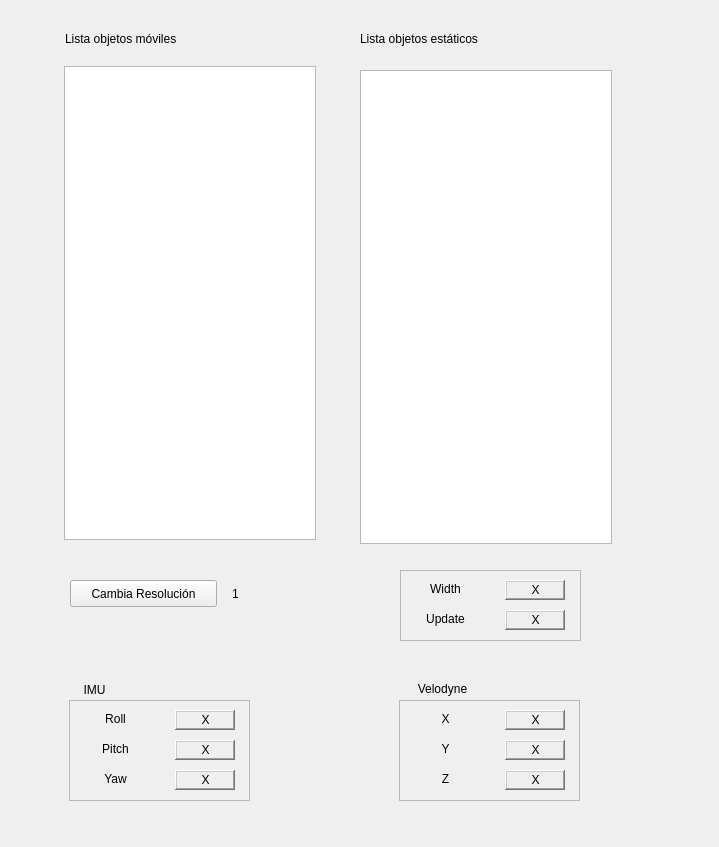
Qt form rqt_mygui/src/rqt_mygui/my_plugin.ui (hecperleo/rqt_mygui) before a commit.
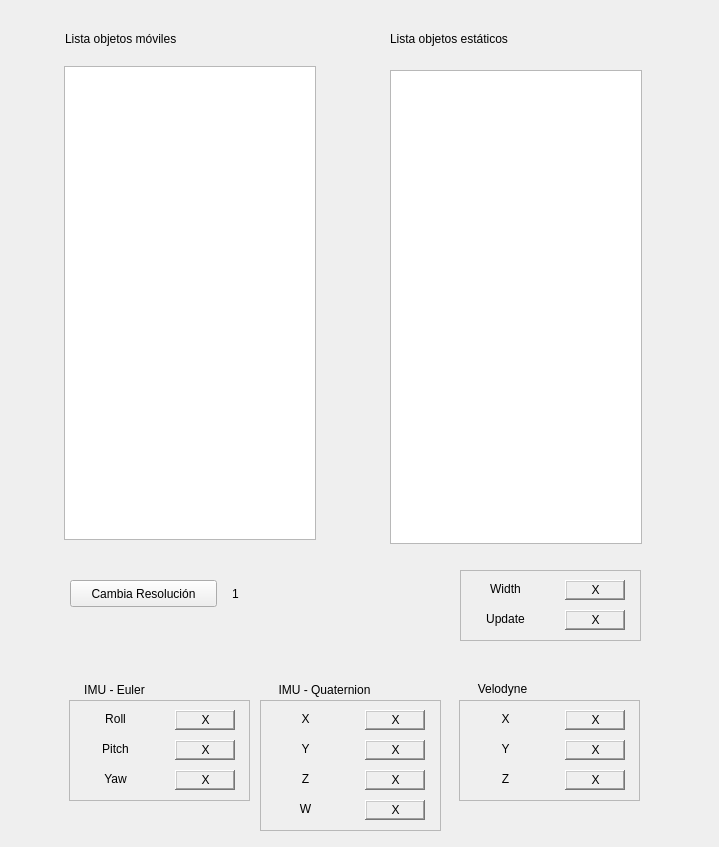
The same form after that commit.

Commit message: Añadido .launch mejorado y quaternios a la UI

Patch:
```diff
--- a/rqt_mygui/src/rqt_mygui/my_plugin.ui
+++ b/rqt_mygui/src/rqt_mygui/my_plugin.ui
@@ -16,7 +16,7 @@
   <widget class="QLabel" name="label">
    <property name="geometry">
     <rect>
-     <x>360</x>
+     <x>390</x>
      <y>30</y>
      <width>153</width>
      <height>17</height>
@@ -83,7 +83,7 @@
   <widget class="QLabel" name="label_update">
    <property name="geometry">
     <rect>
-     <x>400</x>
+     <x>460</x>
      <y>610</y>
      <width>91</width>
      <height>17</height>
@@ -211,7 +211,7 @@
   <widget class="QFrame" name="frame_6">
    <property name="geometry">
     <rect>
-     <x>400</x>
+     <x>460</x>
      <y>570</y>
      <width>181</width>
      <height>71</height>
@@ -230,7 +230,7 @@
   <widget class="QLabel" name="label_testWidth">
    <property name="geometry">
     <rect>
-     <x>400</x>
+     <x>460</x>
      <y>580</y>
      <width>91</width>
      <height>17</height>
@@ -249,7 +249,7 @@
   <widget class="QFrame" name="frame_5">
    <property name="geometry">
     <rect>
-     <x>505</x>
+     <x>565</x>
      <y>580</y>
      <width>60</width>
      <height>20</height>
@@ -287,7 +287,7 @@
   <widget class="QFrame" name="frame_4">
    <property name="geometry">
     <rect>
-     <x>505</x>
+     <x>565</x>
      <y>610</y>
      <width>60</width>
      <height>20</height>
@@ -325,7 +325,7 @@
   <widget class="QLabel" name="label_updateValue">
    <property name="geometry">
     <rect>
-     <x>490</x>
+     <x>550</x>
      <y>610</y>
      <width>91</width>
      <height>20</height>
@@ -344,7 +344,7 @@
   <widget class="QListWidget" name="list_estatico">
    <property name="geometry">
     <rect>
-     <x>360</x>
+     <x>390</x>
      <y>70</y>
      <width>252</width>
      <height>474</height>
@@ -370,7 +370,7 @@
   <widget class="QLabel" name="label_widthValue">
    <property name="geometry">
     <rect>
-     <x>490</x>
+     <x>550</x>
      <y>580</y>
      <width>91</width>
      <height>20</height>
@@ -408,7 +408,7 @@
   <widget class="QFrame" name="frame_8">
    <property name="geometry">
     <rect>
-     <x>505</x>
+     <x>565</x>
      <y>740</y>
      <width>60</width>
      <height>20</height>
@@ -424,7 +424,7 @@
   <widget class="QLabel" name="label_zVelodyneValue">
    <property name="geometry">
     <rect>
-     <x>490</x>
+     <x>550</x>
      <y>770</y>
      <width>91</width>
      <height>20</height>
@@ -443,7 +443,7 @@
   <widget class="QFrame" name="frame_9">
    <property name="geometry">
     <rect>
-     <x>505</x>
+     <x>565</x>
      <y>710</y>
      <width>60</width>
      <height>20</height>
@@ -459,7 +459,7 @@
   <widget class="QFrame" name="frame_10">
    <property name="geometry">
     <rect>
-     <x>399</x>
+     <x>459</x>
      <y>700</y>
      <width>181</width>
      <height>101</height>
@@ -478,7 +478,7 @@
   <widget class="QLabel" name="label_yVelodyne">
    <property name="geometry">
     <rect>
-     <x>400</x>
+     <x>460</x>
      <y>740</y>
      <width>91</width>
      <height>17</height>
@@ -497,7 +497,7 @@
   <widget class="QLabel" name="label_xVelodyne">
    <property name="geometry">
     <rect>
-     <x>400</x>
+     <x>460</x>
      <y>710</y>
      <width>91</width>
      <height>17</height>
@@ -516,7 +516,7 @@
   <widget class="QLabel" name="label_zVelodyne">
    <property name="geometry">
     <rect>
-     <x>400</x>
+     <x>460</x>
      <y>770</y>
      <width>91</width>
      <height>17</height>
@@ -535,7 +535,7 @@
   <widget class="QLabel" name="label_xVelodyneValue">
    <property name="geometry">
     <rect>
-     <x>490</x>
+     <x>550</x>
      <y>710</y>
      <width>91</width>
      <height>20</height>
@@ -554,7 +554,7 @@
   <widget class="QFrame" name="frame_11">
    <property name="geometry">
     <rect>
-     <x>505</x>
+     <x>565</x>
      <y>770</y>
      <width>60</width>
      <height>20</height>
@@ -570,7 +570,7 @@
   <widget class="QLabel" name="label_yVelodyneValue">
    <property name="geometry">
     <rect>
-     <x>490</x>
+     <x>550</x>
      <y>740</y>
      <width>91</width>
      <height>20</height>
@@ -589,7 +589,7 @@
   <widget class="QLabel" name="label_velodyne">
    <property name="geometry">
     <rect>
-     <x>400</x>
+     <x>460</x>
      <y>680</y>
      <width>85</width>
      <height>17</height>
@@ -610,7 +610,7 @@
     <rect>
      <x>74</x>
      <y>680</y>
-     <width>41</width>
+     <width>81</width>
      <height>20</height>
     </rect>
    </property>
@@ -618,7 +618,261 @@
     <enum>Qt::LeftToRight</enum>
    </property>
    <property name="text">
-    <string>IMU</string>
+    <string>IMU - Euler</string>
+   </property>
+   <property name="alignment">
+    <set>Qt::AlignCenter</set>
+   </property>
+  </widget>
+  <widget class="QLabel" name="label_quatValueZ">
+   <property name="geometry">
+    <rect>
+     <x>350</x>
+     <y>770</y>
+     <width>91</width>
+     <height>20</height>
+    </rect>
+   </property>
+   <property name="layoutDirection">
+    <enum>Qt::LeftToRight</enum>
+   </property>
+   <property name="text">
+    <string>X</string>
+   </property>
+   <property name="alignment">
+    <set>Qt::AlignCenter</set>
+   </property>
+  </widget>
+  <widget class="QLabel" name="label_quatValueY">
+   <property name="geometry">
+    <rect>
+     <x>350</x>
+     <y>740</y>
+     <width>91</width>
+     <height>20</height>
+    </rect>
+   </property>
+   <property name="layoutDirection">
+    <enum>Qt::LeftToRight</enum>
+   </property>
+   <property name="text">
+    <string>X</string>
+   </property>
+   <property name="alignment">
+    <set>Qt::AlignCenter</set>
+   </property>
+  </widget>
+  <widget class="QFrame" name="frame_12">
+   <property name="geometry">
+    <rect>
+     <x>260</x>
+     <y>700</y>
+     <width>181</width>
+     <height>131</height>
+    </rect>
+   </property>
+   <property name="styleSheet">
+    <string notr="true"/>
+   </property>
+   <property name="frameShape">
+    <enum>QFrame::StyledPanel</enum>
+   </property>
+   <property name="frameShadow">
+    <enum>QFrame::Raised</enum>
+   </property>
+  </widget>
+  <widget class="QFrame" name="frame_13">
+   <property name="geometry">
+    <rect>
+     <x>365</x>
+     <y>710</y>
+     <width>60</width>
+     <height>20</height>
+    </rect>
+   </property>
+   <property name="frameShape">
+    <enum>QFrame::WinPanel</enum>
+   </property>
+   <property name="frameShadow">
+    <enum>QFrame::Raised</enum>
+   </property>
+  </widget>
+  <widget class="QFrame" name="frame_14">
+   <property name="geometry">
+    <rect>
+     <x>365</x>
+     <y>740</y>
+     <width>60</width>
+     <height>20</height>
+    </rect>
+   </property>
+   <property name="frameShape">
+    <enum>QFrame::WinPanel</enum>
+   </property>
+   <property name="frameShadow">
+    <enum>QFrame::Raised</enum>
+   </property>
+  </widget>
+  <widget class="QLabel" name="label_pitch_2">
+   <property name="geometry">
+    <rect>
+     <x>260</x>
+     <y>740</y>
+     <width>91</width>
+     <height>17</height>
+    </rect>
+   </property>
+   <property name="layoutDirection">
+    <enum>Qt::LeftToRight</enum>
+   </property>
+   <property name="text">
+    <string>Y</string>
+   </property>
+   <property name="alignment">
+    <set>Qt::AlignCenter</set>
+   </property>
+  </widget>
+  <widget class="QLabel" name="label_yaw_2">
+   <property name="geometry">
+    <rect>
+     <x>260</x>
+     <y>770</y>
+     <width>91</width>
+     <height>17</height>
+    </rect>
+   </property>
+   <property name="layoutDirection">
+    <enum>Qt::LeftToRight</enum>
+   </property>
+   <property name="text">
+    <string>Z</string>
+   </property>
+   <property name="alignment">
+    <set>Qt::AlignCenter</set>
+   </property>
+  </widget>
+  <widget class="QLabel" name="label_roll_2">
+   <property name="geometry">
+    <rect>
+     <x>260</x>
+     <y>710</y>
+     <width>91</width>
+     <height>17</height>
+    </rect>
+   </property>
+   <property name="layoutDirection">
+    <enum>Qt::LeftToRight</enum>
+   </property>
+   <property name="text">
+    <string>X</string>
+   </property>
+   <property name="alignment">
+    <set>Qt::AlignCenter</set>
+   </property>
+  </widget>
+  <widget class="QFrame" name="frame_15">
+   <property name="geometry">
+    <rect>
+     <x>365</x>
+     <y>770</y>
+     <width>60</width>
+     <height>20</height>
+    </rect>
+   </property>
+   <property name="frameShape">
+    <enum>QFrame::WinPanel</enum>
+   </property>
+   <property name="frameShadow">
+    <enum>QFrame::Raised</enum>
+   </property>
+  </widget>
+  <widget class="QLabel" name="label_IMU_2">
+   <property name="geometry">
+    <rect>
+     <x>264</x>
+     <y>680</y>
+     <width>121</width>
+     <height>20</height>
+    </rect>
+   </property>
+   <property name="layoutDirection">
+    <enum>Qt::LeftToRight</enum>
+   </property>
+   <property name="text">
+    <string>IMU - Quaternion</string>
+   </property>
+   <property name="alignment">
+    <set>Qt::AlignCenter</set>
+   </property>
+  </widget>
+  <widget class="QLabel" name="label_quatValueX">
+   <property name="geometry">
+    <rect>
+     <x>350</x>
+     <y>710</y>
+     <width>91</width>
+     <height>20</height>
+    </rect>
+   </property>
+   <property name="layoutDirection">
+    <enum>Qt::LeftToRight</enum>
+   </property>
+   <property name="text">
+    <string>X</string>
+   </property>
+   <property name="alignment">
+    <set>Qt::AlignCenter</set>
+   </property>
+  </widget>
+  <widget class="QLabel" name="label_yaw_3">
+   <property name="geometry">
+    <rect>
+     <x>260</x>
+     <y>800</y>
+     <width>91</width>
+     <height>17</height>
+    </rect>
+   </property>
+   <property name="layoutDirection">
+    <enum>Qt::LeftToRight</enum>
+   </property>
+   <property name="text">
+    <string>W</string>
+   </property>
+   <property name="alignment">
+    <set>Qt::AlignCenter</set>
+   </property>
+  </widget>
+  <widget class="QFrame" name="frame_16">
+   <property name="geometry">
+    <rect>
+     <x>365</x>
+     <y>800</y>
+     <width>60</width>
+     <height>20</height>
+    </rect>
+   </property>
+   <property name="frameShape">
+    <enum>QFrame::WinPanel</enum>
+   </property>
+   <property name="frameShadow">
+    <enum>QFrame::Raised</enum>
+   </property>
+  </widget>
+  <widget class="QLabel" name="label_quatValueW">
+   <property name="geometry">
+    <rect>
+     <x>350</x>
+     <y>800</y>
+     <width>91</width>
+     <height>20</height>
+    </rect>
+   </property>
+   <property name="layoutDirection">
+    <enum>Qt::LeftToRight</enum>
+   </property>
+   <property name="text">
+    <string>X</string>
    </property>
    <property name="alignment">
     <set>Qt::AlignCenter</set>
```
Left out of the diff: 14 changed lines with no effect on the pictures. The commit also changes 3 other files.
